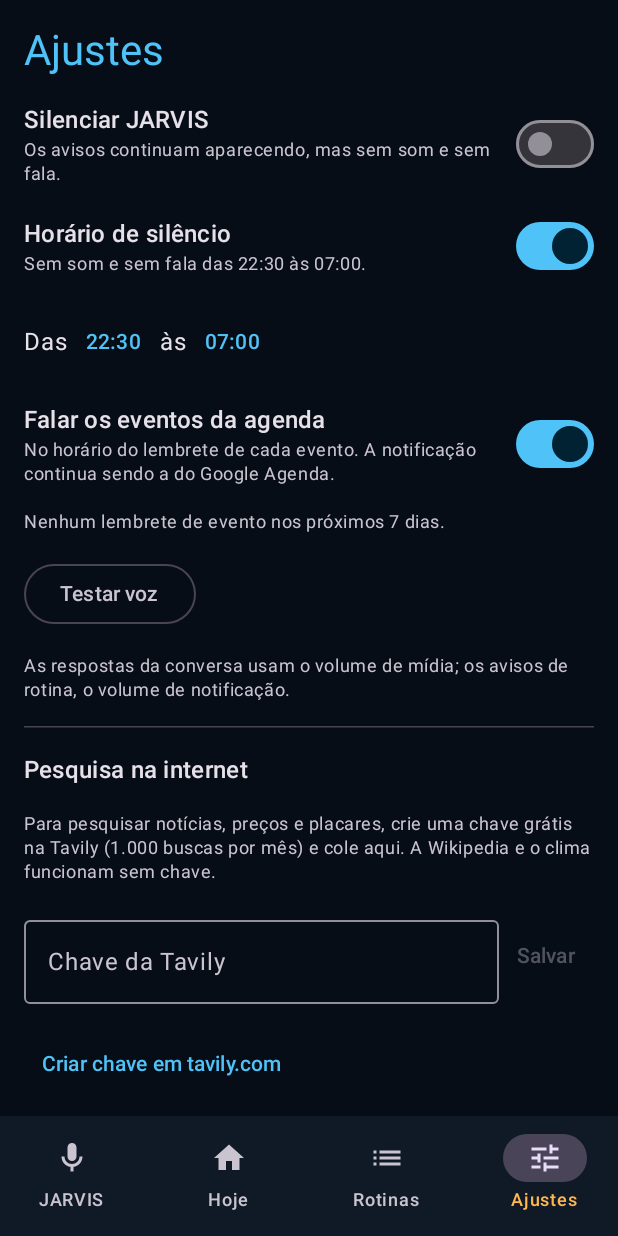
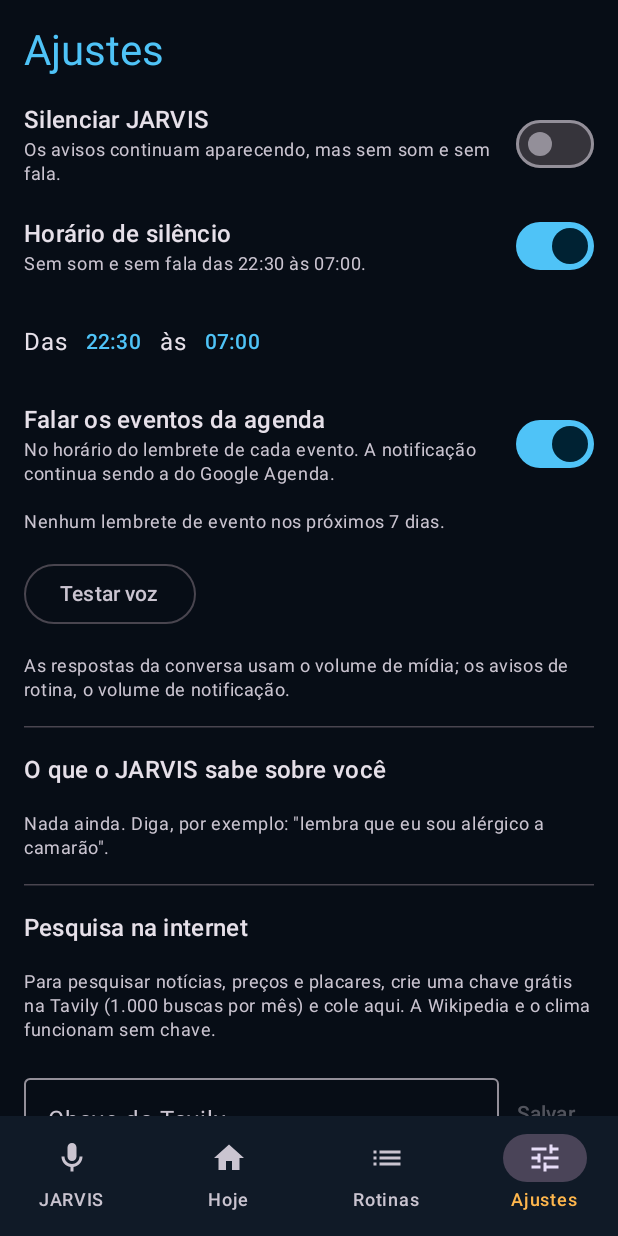
Before and after one commit to Joao-MCO/jm-jarvis, an Android app built with Jetpack Compose: the screen it shows after launch (MainActivity), item 4 of the bottom bar chosen, on a phone screen of 412 x 824 dp. Run offline under Robolectric (Android 15) with nearby library versions, the phone set to English and light mode, and no system bars; our stand-ins replace Room's generated code; libraries missing offline, so code that uses them is left out: androidx.glance, androidx.glance.action, androidx.glance.appwidget, androidx.glance.background, androidx.glance.layout and 2 more; missing, so only their content is drawn: GlanceTheme; 1 statement that could not run was skipped.

Commit message:
Lembretes avulsos e memória: banco v2 com migração, intérprete de datas faladas e telas
Co-Authored-By: Claude Opus 5.5 <noreply@anthropic.com>

```diff
--- a/app/src/main/java/com/jm/jarvis/JarvisApp.kt
+++ b/app/src/main/java/com/jm/jarvis/JarvisApp.kt
@@ -4,6 +4,8 @@ import android.app.Application
 import android.content.Context
 import com.jm.jarvis.brain.Brain
 import com.jm.jarvis.brain.JarvisTools
+import com.jm.jarvis.domain.MemoryService
+import com.jm.jarvis.domain.ReminderService
 import com.jm.jarvis.domain.StopwatchService
 import com.jm.jarvis.phone.PhoneActions
 import com.jm.jarvis.calendar.CalendarAnnouncer
@@ -38,13 +40,18 @@ class AppContainer(context: Context) {
     val notifications = Notifications(context)
     val speaker = Speaker(context)
     private val scheduler = ReminderScheduler(context)
-    val habits = HabitService(context, AppDatabase.build(context).habitDao(), scheduler, notifications)
+    private val database = AppDatabase.build(context)
+    val habits = HabitService(context, database.habitDao(), scheduler, notifications)
+    val reminders = ReminderService(database.reminderDao(), scheduler, notifications)
+    val memory = MemoryService(database.memoryDao())
     val calendar = CalendarAnnouncer(context, settings, scheduler, speaker)
     val speechInput = SpeechInput(context)
     val web = WebLookup(context, settings)
     val phone = PhoneActions(context)
     val stopwatch = StopwatchService(settings, notifications)
-    val brain = Brain(context, habits) { JarvisTools(habits, calendar, web, phone, stopwatch) }
+    val brain = Brain(context, habits, memory) {
+        JarvisTools(habits, calendar, web, phone, stopwatch, reminders, memory)
+    }
 }
 
 val Context.container: AppContainer get() = (applicationContext as JarvisApp).container
--- a/app/src/main/java/com/jm/jarvis/MainActivity.kt
+++ b/app/src/main/java/com/jm/jarvis/MainActivity.kt
@@ -31,6 +31,7 @@ class MainActivity : ComponentActivity() {
         app.scope.launch {
             app.habits.seedIfNeeded(app.settings)
             app.habits.rescheduleAll()
+            app.reminders.rescheduleAll()
             app.calendar.refresh()
         }
 
--- a/app/src/main/java/com/jm/jarvis/brain/Brain.kt
+++ b/app/src/main/java/com/jm/jarvis/brain/Brain.kt
@@ -11,6 +11,7 @@ import com.google.ai.edge.litertlm.EngineConfig
 import com.google.ai.edge.litertlm.SamplerConfig
 import com.google.ai.edge.litertlm.tool
 import com.jm.jarvis.domain.HabitService
+import com.jm.jarvis.domain.MemoryService
 import com.jm.jarvis.domain.PT_BR
 import com.jm.jarvis.web.Source
 import kotlinx.coroutines.Dispatchers
@@ -38,6 +39,7 @@ sealed interface ReplyEvent {
 class Brain(
     private val context: Context,
     private val habits: HabitService,
+    private val memory: MemoryService,
     /** Ferramentas novas para cada conversa (guardam as fontes consultadas nela). */
     private val newTools: () -> JarvisTools,
 ) {
@@ -122,10 +124,11 @@ class Brain(
             engine = it
         }
         val routines = habits.habits().filter { it.active }.joinToString(", ") { it.name }
+        val facts = memory.forPrompt()
         val toolSet = newTools().also { tools = it }
         return loaded.createConversation(
             ConversationConfig(
-                systemInstruction = Contents.of(persona(routines, now)),
+                systemInstruction = Contents.of(persona(routines, facts, now)),
                 tools = listOf(tool(toolSet)),
                 // Escolha gulosa: foi assim que o teste da Fase 0 mediu 96% de acerto nas ferramentas.
                 samplerConfig = SamplerConfig(topK = 1, topP = 1.0, temperature = 1.0),
@@ -143,15 +146,16 @@ class Brain(
         tools = null
     }
 
-    private fun persona(routines: String, now: LocalDateTime) = """
+    private fun persona(routines: String, facts: List<String>, now: LocalDateTime) = """
         Você é JARVIS, o assistente pessoal do usuário: educado, direto e com um toque de humor, como um mordomo britânico. Trate o usuário por "você", sem "senhor" nem "senhora".
         Responda sempre em português do Brasil, em no máximo duas frases curtas, sem emojis, listas, links ou formatação, porque sua resposta será falada em voz alta. Não diga a data nem a hora, a menos que perguntem.
         Use as ferramentas para registrar, criar, adiar ou consultar rotinas e para consultar a agenda. Nunca invente dados do usuário.
         Para fatos sobre pessoas, lugares e conceitos, consulte a Wikipedia. Para notícias, preços, placares, resultados ou qualquer coisa recente, pesquise na internet. Para tempo e temperatura, use o clima. Não chute: se não souber, pesquise.
+        Para "me lembra de..." com horário, crie um lembrete; quando o usuário contar algo sobre si para você lembrar, guarde na memória.
         Depois de usar uma ferramenta, responda com base no resultado dela.
         Agora é ${now.format(NOW)}.
         Rotinas do usuário: $routines.
-    """.trimIndent()
+    """.trimIndent() + if (facts.isEmpty()) "" else "\nO que você sabe sobre o usuário: ${facts.joinToString("; ")}."
 
     private companion object {
         const val TAG = "JarvisBrain"
--- a/app/src/main/java/com/jm/jarvis/data/AppDatabase.kt
+++ b/app/src/main/java/com/jm/jarvis/data/AppDatabase.kt
@@ -11,19 +11,76 @@ import androidx.room.RoomDatabase
 import androidx.room.TypeConverter
 import androidx.room.TypeConverters
 import androidx.room.Update
+import androidx.room.migration.Migration
+import androidx.sqlite.db.SupportSQLiteDatabase
 import kotlinx.coroutines.flow.Flow
 import java.time.DayOfWeek
 import java.time.LocalTime
 
-@Database(entities = [Habit::class, HabitLog::class], version = 1, exportSchema = true)
+@Database(entities = [Habit::class, HabitLog::class, Reminder::class, MemoryFact::class], version = 2, exportSchema = true)
 @TypeConverters(Converters::class)
 abstract class AppDatabase : RoomDatabase() {
     abstract fun habitDao(): HabitDao
+    abstract fun reminderDao(): ReminderDao
+    abstract fun memoryDao(): MemoryDao
 
     companion object {
+        /** v2: lembretes avulsos e memória. Só cria tabelas novas; nada existente é tocado. */
+        val MIGRATION_1_2 = object : Migration(1, 2) {
+            override fun migrate(db: SupportSQLiteDatabase) {
+                db.execSQL(
+                    "CREATE TABLE IF NOT EXISTS `reminders` (`id` INTEGER PRIMARY KEY AUTOINCREMENT NOT NULL, " +
+                        "`text` TEXT NOT NULL, `at` INTEGER NOT NULL, `done` INTEGER NOT NULL, `createdAt` INTEGER NOT NULL)",
+                )
+                db.execSQL("CREATE INDEX IF NOT EXISTS `index_reminders_at` ON `reminders` (`at`)")
+                db.execSQL(
+                    "CREATE TABLE IF NOT EXISTS `memory_facts` (`id` INTEGER PRIMARY KEY AUTOINCREMENT NOT NULL, " +
+                        "`text` TEXT NOT NULL, `createdAt` INTEGER NOT NULL)",
+                )
+            }
+        }
+
         fun build(context: Context): AppDatabase =
-            Room.databaseBuilder(context, AppDatabase::class.java, "jarvis.db").build()
+            Room.databaseBuilder(context, AppDatabase::class.java, "jarvis.db")
+                .addMigrations(MIGRATION_1_2)
+                .build()
     }
+}
+
+@Dao
+interface ReminderDao {
+    @Query("SELECT * FROM reminders WHERE done = 0 ORDER BY at")
+    fun observePending(): Flow<List<Reminder>>
+
+    @Query("SELECT * FROM reminders WHERE done = 0 ORDER BY at")
+    suspend fun pending(): List<Reminder>
+
+    @Query("SELECT * FROM reminders WHERE id = :id")
+    suspend fun reminder(id: Long): Reminder?
+
+    @Insert
+    suspend fun insert(reminder: Reminder): Long
+
+    @Query("UPDATE reminders SET done = 1 WHERE id = :id")
+    suspend fun markDone(id: Long)
+
+    @Query("UPDATE reminders SET at = :at WHERE id = :id")
+    suspend fun moveTo(id: Long, at: Long)
+}
+
+@Dao
+interface MemoryDao {
+    @Query("SELECT * FROM memory_facts ORDER BY createdAt DESC")
+    fun observeFacts(): Flow<List<MemoryFact>>
+
+    @Query("SELECT * FROM memory_facts ORDER BY createdAt DESC")
+    suspend fun facts(): List<MemoryFact>
+
+    @Insert
+    suspend fun insert(fact: MemoryFact): Long
+
+    @Query("DELETE FROM memory_facts WHERE id = :id")
+    suspend fun delete(id: Long)
 }
 
 @Dao
--- a/app/src/main/java/com/jm/jarvis/notify/ReminderScheduler.kt
+++ b/app/src/main/java/com/jm/jarvis/notify/ReminderScheduler.kt
@@ -14,6 +14,8 @@ class ReminderScheduler(private val context: Context) {
     fun scheduleHabit(habitId: Long, at: Instant?) = set(operation(ACTION_HABIT, "jarvis://habit/$habitId"), at)
 
     fun scheduleCalendar(at: Instant?) = set(operation(ACTION_CALENDAR, "jarvis://calendar"), at)
+
+    fun scheduleReminder(reminderId: Long, at: Instant?) = set(operation(ACTION_REMINDER, "jarvis://reminder/$reminderId"), at)
 
     private fun set(operation: PendingIntent, at: Instant?) {
         if (at == null) {
@@ -38,5 +40,6 @@ class ReminderScheduler(private val context: Context) {
     companion object {
         const val ACTION_HABIT = "com.jm.jarvis.action.HABIT_REMINDER"
         const val ACTION_CALENDAR = "com.jm.jarvis.action.CALENDAR_ANNOUNCEMENT"
+        const val ACTION_REMINDER = "com.jm.jarvis.action.REMINDER"
     }
 }
--- a/app/src/main/java/com/jm/jarvis/ui/SettingsScreen.kt
+++ b/app/src/main/java/com/jm/jarvis/ui/SettingsScreen.kt
@@ -49,6 +49,7 @@ private enum class QuietEdge { START, END }
 fun SettingsScreen(app: AppContainer) {
     val context = LocalContext.current
     val settings by remember { app.settings.flow }.collectAsStateWithLifecycle(initialValue = null)
+    val facts by remember { app.memory.observe() }.collectAsStateWithLifecycle(initialValue = emptyList())
     val scope = rememberCoroutineScope()
 
     // Permissões podem mudar fora do app: relê ao voltar para a tela.
@@ -145,6 +146,22 @@ fun SettingsScreen(app: AppContainer) {
         voiceProblem?.let { Text(it, color = MaterialTheme.colorScheme.error) }
 
         HorizontalDivider()
+        Text("O que o JARVIS sabe sobre você", style = MaterialTheme.typography.titleMedium)
+        if (facts.isEmpty()) {
+            Text(
+                "Nada ainda. Diga, por exemplo: \"lembra que eu sou alérgico a camarão\".",
+                style = MaterialTheme.typography.bodySmall,
+                color = MaterialTheme.colorScheme.onSurfaceVariant,
+            )
+        }
+        facts.forEach { fact ->
+            Row(verticalAlignment = Alignment.CenterVertically) {
+                Text(fact.text, Modifier.weight(1f), style = MaterialTheme.typography.bodyMedium)
+                TextButton(onClick = { scope.launch { app.memory.forget(fact.id) } }) { Text("Apagar") }
+            }
+        }
+
+        HorizontalDivider()
         Text("Pesquisa na internet", style = MaterialTheme.typography.titleMedium)
         Text(
             if (current.tavilyKey.isBlank()) "Para pesquisar notícias, preços e placares, crie uma chave grátis na Tavily (1.000 buscas por mês) e cole aqui. A Wikipedia e o clima funcionam sem chave."
```
Also changed, not shown: app/src/main/java/com/jm/jarvis/brain/JarvisTools.kt (+37 -1 lines), app/src/main/java/com/jm/jarvis/data/Reminder.kt (added, +24 -0 lines), app/src/main/java/com/jm/jarvis/domain/MemoryService.kt (added, +39 -0 lines), app/src/main/java/com/jm/jarvis/domain/ReminderService.kt (added, +81 -0 lines), app/src/main/java/com/jm/jarvis/domain/SpokenTime.kt (+85 -0 lines), app/src/main/java/com/jm/jarvis/domain/TextMatch.kt (added, +20 -0 lines), app/src/main/java/com/jm/jarvis/notify/Notifications.kt (+28 -0 lines), app/src/main/java/com/jm/jarvis/notify/Receivers.kt (+20 -0 lines), app/src/main/java/com/jm/jarvis/ui/TodayScreen.kt (+21 -0 lines), 3 other files.
